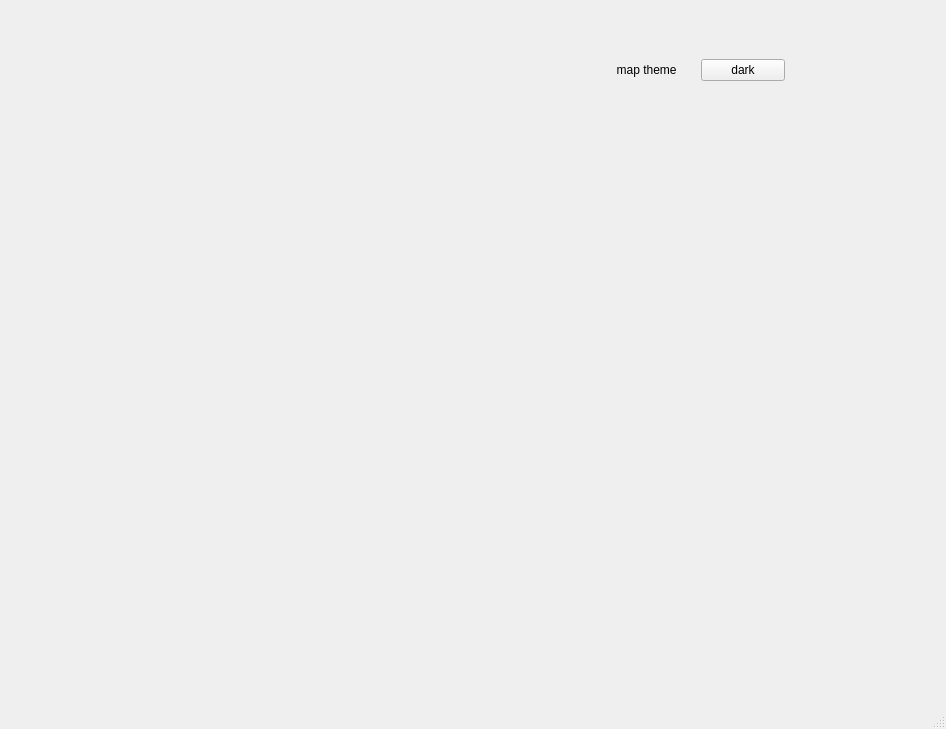
Above: map.ui from alisa-karpova/yandex_maps_project before the change. Below: the same form after it.
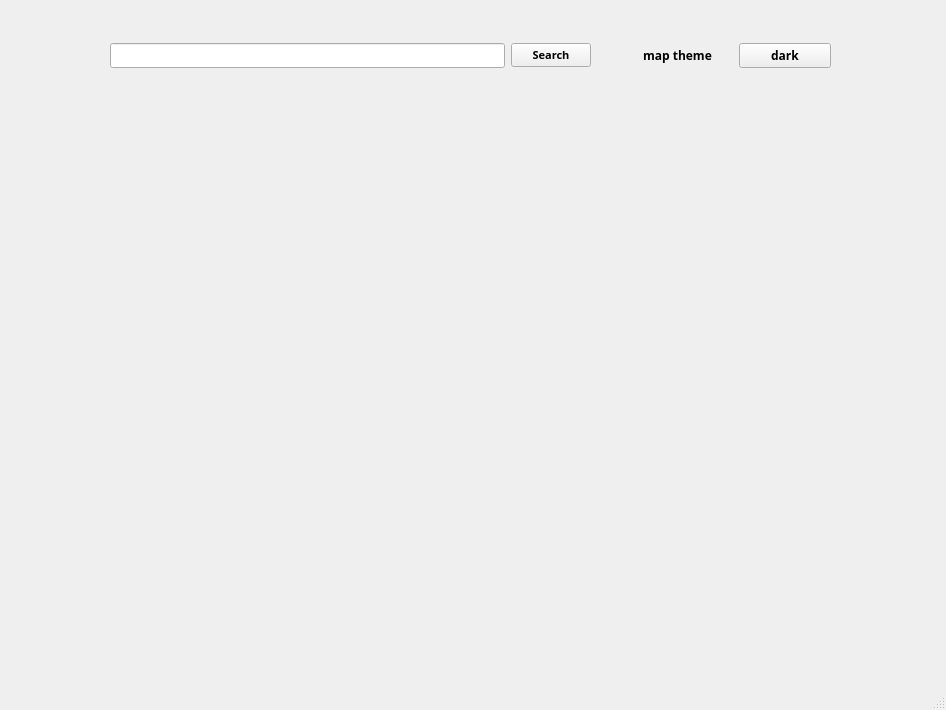
That is the form after the change.

Patch:
```diff
--- a/map.ui
+++ b/map.ui
@@ -7,7 +7,7 @@
     <x>0</x>
     <y>0</y>
     <width>946</width>
-    <height>729</height>
+    <height>710</height>
    </rect>
   </property>
   <property name="windowTitle">
@@ -17,8 +17,8 @@
    <widget class="QLabel" name="map">
     <property name="geometry">
      <rect>
-      <x>180</x>
-      <y>120</y>
+      <x>170</x>
+      <y>140</y>
       <width>600</width>
       <height>450</height>
      </rect>
@@ -30,22 +30,36 @@
    <widget class="QWidget" name="horizontalLayoutWidget">
     <property name="geometry">
      <rect>
-      <x>610</x>
+      <x>640</x>
       <y>30</y>
-      <width>175</width>
-      <height>80</height>
+      <width>191</width>
+      <height>51</height>
      </rect>
     </property>
     <layout class="QHBoxLayout" name="horizontalLayout">
      <item>
       <widget class="QLabel" name="label">
+       <property name="font">
+        <font>
+         <family>Yu Gothic UI Semibold</family>
+         <weight>75</weight>
+         <bold>true</bold>
+        </font>
+       </property>
        <property name="text">
-        <string>  map theme</string>
+        <string> map theme</string>
        </property>
       </widget>
      </item>
      <item>
       <widget class="QPushButton" name="theme">
+       <property name="font">
+        <font>
+         <family>Yu Gothic UI Semibold</family>
+         <weight>75</weight>
+         <bold>true</bold>
+        </font>
+       </property>
        <property name="text">
         <string>dark</string>
        </property>
@@ -56,6 +70,44 @@
      </item>
     </layout>
    </widget>
+   <widget class="QWidget" name="horizontalLayoutWidget_2">
+    <property name="geometry">
+     <rect>
+      <x>110</x>
+      <y>30</y>
+      <width>481</width>
+      <height>51</height>
+     </rect>
+    </property>
+    <layout class="QHBoxLayout" name="horizontalLayout_2">
+     <item>
+      <widget class="QLineEdit" name="request">
+       <property name="font">
+        <font>
+         <family>Yu Gothic UI Semibold</family>
+         <weight>75</weight>
+         <bold>true</bold>
+        </font>
+       </property>
+      </widget>
+     </item>
+     <item>
+      <widget class="QPushButton" name="btn_search">
+       <property name="font">
+        <font>
+         <family>Yu Gothic UI Semibold</family>
+         <pointsize>8</pointsize>
+         <weight>75</weight>
+         <bold>true</bold>
+        </font>
+       </property>
+       <property name="text">
+        <string>Search</string>
+       </property>
+      </widget>
+     </item>
+    </layout>
+   </widget>
   </widget>
   <widget class="QMenuBar" name="menubar">
    <property name="geometry">
```
